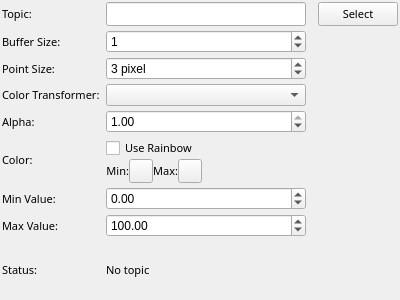
Qt form mapviz_plugins/ui/laserscan_config.ui (ros2-gbp/mapviz-release) before a commit.
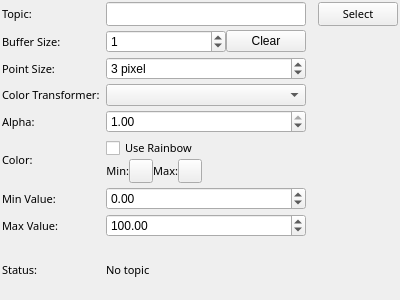
The same form after that commit. Custom widgets are drawn as their Qt base class.

What changed in the file:
```diff
--- a/mapviz_plugins/ui/laserscan_config.ui
+++ b/mapviz_plugins/ui/laserscan_config.ui
@@ -159,6 +159,8 @@
     </widget>
    </item>
    <item row="3" column="2">
+    <layout class="QHBoxLayout" name="horizontalLayoutBuffer">
+     <item>
     <widget class="QSpinBox" name="bufferSize">
      <property name="maximum">
       <number>99999999</number>
@@ -167,6 +169,21 @@
       <number>1</number>
      </property>
     </widget>
+     </item>
+     <item>
+      <widget class="QPushButton" name="buttonResetBuffer">
+       <property name="sizePolicy">
+        <sizepolicy hsizetype="Fixed" vsizetype="Fixed">
+         <horstretch>0</horstretch>
+         <verstretch>0</verstretch>
+        </sizepolicy>
+       </property>
+       <property name="text">
+        <string>Clear</string>
+       </property>
+      </widget>
+     </item>
+    </layout>
    </item>
    <item row="6" column="2">
     <widget class="QDoubleSpinBox" name="alpha">
```
Lines whose indentation alone changed are shown as unchanged.
